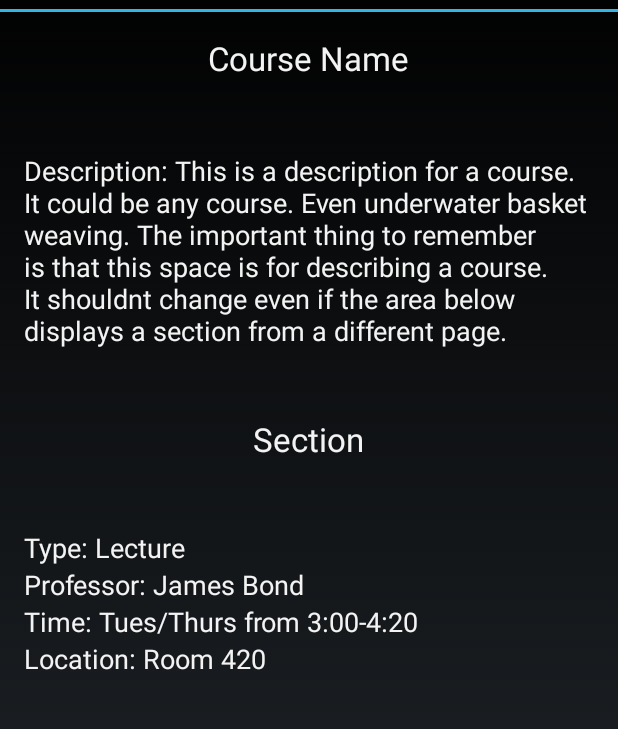
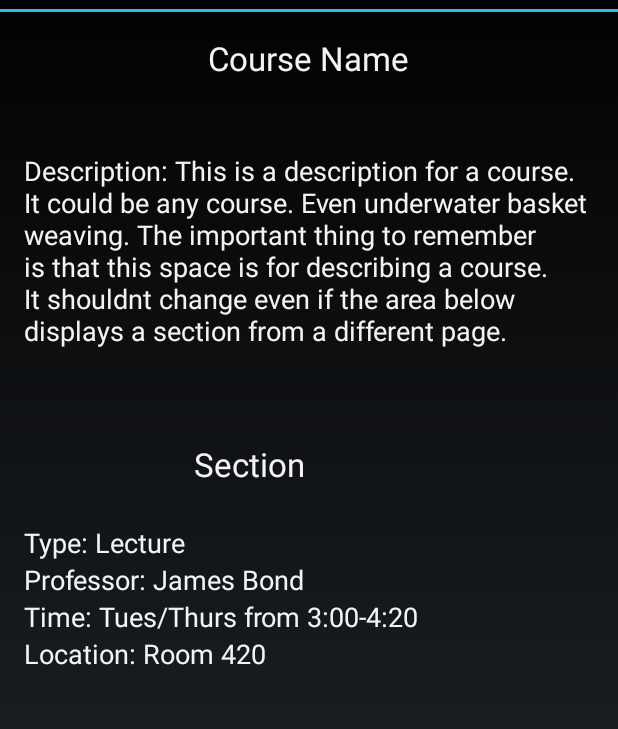
Before and after one commit to NeoValkyrion/TritonUnlinked, an Android app: the layout fragment_course_profile.xml on its own in the app's theme, with its tools: preview values and no code run, on a phone screen of 412 x 824 dp, the part 60-789 px from its top. Run offline under Robolectric (Android 15) with nearby library versions, the light colour scheme and no system bars.

Commit message:
A few more changes towards initial UI

```diff
--- a/TritonUnlinked/src/main/res/layout/fragment_course_profile.xml
+++ b/TritonUnlinked/src/main/res/layout/fragment_course_profile.xml
@@ -32,9 +32,9 @@
         android:textAppearance="?android:attr/textAppearanceLarge"
         android:text="@string/course_section"
         android:id="@+id/course_section"
-        android:layout_centerHorizontal="true"
-        android:layout_marginTop="45dp"
-        android:layout_below="@+id/course_desc"/>
+        android:layout_marginTop="62dp"
+        android:layout_below="@+id/course_desc"
+        android:layout_alignRight="@+id/course_section_prof" />
 
     <TextView
         android:id="@+id/section_label"
@@ -42,6 +42,7 @@
         android:layout_height="wrap_content"
         android:layout_alignBottom="@+id/course_section"
         android:layout_alignParentRight="true"
+        android:layout_marginLeft="20dp"
         android:layout_toRightOf="@+id/course_section"/>
 
     <TextView
@@ -51,7 +52,7 @@
         android:text="@string/course_section_type"
         android:id="@+id/course_section_type"
         android:layout_alignParentLeft="true"
-        android:layout_marginTop="45dp"
+        android:layout_marginTop="25dp"
         android:layout_below="@+id/course_section"/>
 
     <TextView
--- a/TritonUnlinked/src/main/res/values/strings.xml
+++ b/TritonUnlinked/src/main/res/values/strings.xml
@@ -1,17 +1,19 @@
 <?xml version="1.0" encoding="utf-8"?>
 <resources>
 
+    <!-- Global Strings -->
+
     <string name="app_name">TritonUnlinked</string>
+
+    <!-- Main Activity Strings -->
+
     <string name="hello_world">Hello world!</string>
     <string name="action_settings">Settings</string>
     <string name="title_section1">Section 1</string>
     <string name="title_section2">Section 2</string>
     <string name="title_section3">Section 3</string>
-    <string name="title_activity_professor_profile">ProfessorProfileActivity</string>
     <string name="professor_page_button">Professor Page</string>
     <string name="course_page_button">Course Page</string>
-    <string name="dummy_button">Dummy Button</string>
-    <string name="dummy_content">DUMMY\nCONTENT</string>
 
     <!-- Course Profile Activity Strings -->
 
@@ -24,4 +26,10 @@
     <string name="course_section_time">Time: Tues/Thurs from 3:00-4:20</string>
     <string name="course_section_loc">Location: Room 420</string>
 
+    <!-- Professor Profile Activity Strings -->
+
+    <string name="title_activity_professor_profile">ProfessorProfileActivity</string>
+    <string name="dummy_button">Dummy Button</string>
+    <string name="dummy_content">DUMMY\nCONTENT</string>
+
 </resources>
```
